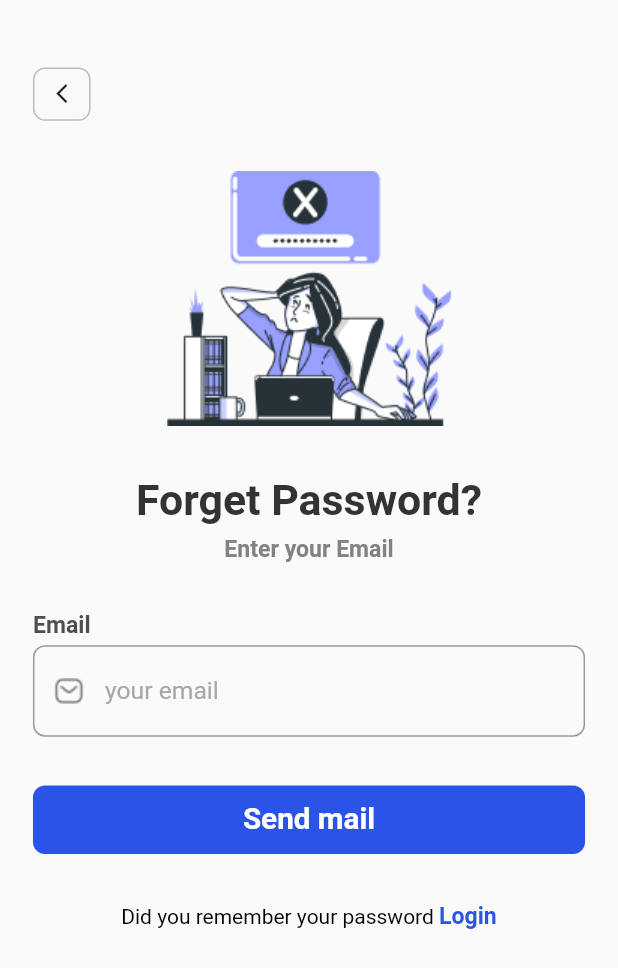
After one commit to DiaEddineMekharbeche/chiffa_control, a Flutter app: the ForgotPassword screen opened directly, on a phone screen of 412 x 824 dp. The commit adds this screen. Shown: the top 968 px of the screen. Run offline on Flutter 3.47's test engine with Material 2 defaults, Android fonts, the phone set to English and light mode, and no system bars; our stand-ins replace flutter_screenutil, get, jwt_decoder, shared_preferences; accounts and stored records are empty.

Commit message:
add reset password with otp code

```diff
--- a/lib/main.dart
+++ b/lib/main.dart
@@ -1,6 +1,8 @@
 import 'package:chiffa_control/pages/navigationbar.dart';
+import 'package:chiffa_control/translation.dart';
 import 'package:flutter/material.dart';
 import 'package:flutter_screenutil/flutter_screenutil.dart';
+import 'package:get/get.dart';
 import 'package:get/get_navigation/src/root/get_material_app.dart';
 import 'package:shared_preferences/shared_preferences.dart';
 import 'package:jwt_decoder/jwt_decoder.dart';
@@ -36,6 +38,10 @@ class MyApp extends StatelessWidget {
         designSize: const Size(375, 812),
         builder: (context, child) {
           return  GetMaterialApp(
+                translations: TranslationScript(),
+              debugShowCheckedModeBanner: false,
+              locale: Get.deviceLocale,
+              fallbackLocale: const Locale('en_US'),
             home: FutureBuilder(
                 future: checkToken(),
                 builder: (context, snapshot) {
--- a/lib/pages/Login/auth_button.dart
+++ b/lib/pages/Login/auth_button.dart
@@ -1,5 +1,6 @@
 import 'dart:ui';
 
+import 'package:chiffa_control/constants.dart';
 import 'package:flutter/material.dart';
 import 'package:flutter_screenutil/flutter_screenutil.dart';
 
@@ -12,10 +13,10 @@ class AuthButthon extends StatelessWidget {
   @override
   Widget build(BuildContext context) {
     return Container(
-      height: 45.h,
+      height: 50.h,
       width: MediaQuery.of(context).size.width,
       decoration: BoxDecoration(
-          borderRadius: BorderRadius.circular(8), color: const Color(0xff2954E7)),
+          borderRadius: BorderRadius.circular(8), color: primaryColorDeep),
       child: MaterialButton(
         onPressed: () {
           onClick();
--- /dev/null
+++ b/lib/pages/Login/forget_password.dart
@@ -0,0 +1,139 @@
+
+
+
+import 'package:chiffa_control/controllers/authController.dart';
+import 'package:chiffa_control/pages/Login/login_page.dart';
+import 'package:chiffa_control/pages/Login/otpCodeVerification.dart';
+import 'package:chiffa_control/pages/Login/signupTextField.dart';
+import 'package:flutter/gestures.dart';
+import 'package:flutter/material.dart';
+import 'package:flutter_screenutil/flutter_screenutil.dart';
+import 'package:get/get.dart';
+
+class ForgotPassword extends StatelessWidget {
+    ForgotPassword({Key? key}) : super(key: key);
+
+  final c = Get.put(AuthController());
+
+  final emailController = TextEditingController();
+
+  @override
+  Widget build(BuildContext context) {
+    return Scaffold(
+      body: SingleChildScrollView(
+        child: Form(
+          key: c.forgotPasswordFormKey,
+          child: Container(
+            height: MediaQuery.of(context).size.height,
+            padding: EdgeInsets.only(left: 20.w, right: 20.w, top: 45),
+            child:
+                Column(crossAxisAlignment: CrossAxisAlignment.start, children: [
+              Container(
+                height: 35.h,
+                width: 35.w,
+                decoration: BoxDecoration(
+                    color: const Color(0xf5f5f5f5).withOpacity(0.1),
+                    borderRadius: BorderRadius.circular(8),
+                    border:
+                        Border.all(color: const Color(0xffbdbdbd), width: 1.h)),
+                child: IconButton(
+                    icon: Icon(Icons.arrow_back_ios_new, size: 15.h),
+                    onPressed: (() => Get.back())),
+              ),
+              SizedBox(height: 33.h),
+              Center(
+                  child: Column(children: [
+                Image.asset(
+                  'assets/images/forgotpassword.png',
+                  alignment: Alignment.center,
+                ),
+                SizedBox(height: 32.h),
+                Text(
+                  'forgot_password'.tr,
+                  style: TextStyle(
+                      fontSize: 26.sp,
+                      fontWeight: FontWeight.w600,
+                      color: const Color(0xff333333),
+                      fontStyle: FontStyle.normal),
+                ),
+                SizedBox(height: 8.h),
+                Text('Enter your Email'.tr,
+                    textAlign: TextAlign.center,
+                    style: TextStyle(
+                        fontSize: 14.sp,
+                        fontWeight: FontWeight.w700,
+                        color: const Color(0xff828282))),
+              ])),
+              SizedBox(height: 32.h),
+              Text(
+                'Email'.tr,
+                style: TextStyle(
+                    fontSize: 14.sp,
+                    fontWeight: FontWeight.bold,
+                    fontStyle: FontStyle.normal,
+                    color: const Color(0xff4F4F4F)),
+              ),
+              SizedBox(height: 4.h),
+              SignUpTextField(
+                  title: 'your email'.tr,
+                  obscuredIcon: false,
+                  textFieldicon: Image.asset('assets/images/m.png'),
+                  textController: emailController,
+                  validatorFunction: (value) {
+                    return c.validateEmail(value);
+                  }),
+              SizedBox(height: 32.h),
+              Container(
+                height: 45.h,
+                width: MediaQuery.of(context).size.width,
+                decoration: BoxDecoration(
+                    borderRadius: BorderRadius.circular(8),
+                    color: const Color(0xff2954E7)),
+                child: MaterialButton(
+                  onPressed: () async {
+                    c.forgotPasswordEmail = emailController.text;
+                    // if (await c.postRestPass()) {
+                    //   Get.to(() => const OtpVerification());
+                    // }
+                    Get.to(() => const OtpVerification());
+                  },
+                  child: Text(
+                    'send_email'.tr,
+                    style: TextStyle(
+                        color: Colors.white,
+                        fontSize: 18.sp,
+                        fontWeight: FontWeight.bold),
+                  ),
+                ),
+              ),
+              SizedBox(height: 32.h),
+              Center(
+                child: RichText(
+                    text: TextSpan(
+                  children: [
+                    TextSpan(
+                        text: 'Did you remember your password '.tr,
+                        style:
+                            const TextStyle(fontSize: 14, color: Colors.black)),
+
+                    TextSpan(
+                        text: 'Login'.tr,
+                        style: TextStyle(
+                          fontSize: 14.sp,
+                          color: const Color(0xff2954E7),
+                          fontWeight: FontWeight.bold,
+                        ),
+                        recognizer: TapGestureRecognizer()
+                          ..onTap = () {
+                            Get.to(()=>LoginPage());
+                          }),
+                  ],
+                )),
+              ),
+            ]),
+          ),
+        ),
+      ),
+    );
+  }
+}
--- /dev/null
+++ b/lib/translation.dart
@@ -0,0 +1,29 @@
+
+import 'package:get/get.dart';
+
+class TranslationScript extends Translations {
+  @override
+
+  Map<String, Map<String, String>> get keys => {
+    'en_US':{
+         "welcome":"Welcome",
+         "your_email":" Your Email",
+         "password":"Password",
+         "forgot_password":"Forget Password?",
+         "sign_in":"Login",
+         "empty_field":"Empty Field",
+         "send_email":"Send mail"
+    },
+     'fr_FR':{
+      "send_email":"Envoyer email",
+         "welcome":"Bienvenue",
+         "your_email":" Votre Email",
+         "password":"Mot de passe",
+         "forgot_password":"Mot de passe oublié ?",
+         "sign_in":"Se connecter",
+         "empty_field":"Champ vide",
+    }
+  };
+
+
+}
```
Also changed, not shown: lib/controllers/authController.dart (+137 -1 lines), lib/pages/Login/login_page.dart (+9 -6 lines), lib/pages/Login/otpCodeVerification.dart (added, +132 -0 lines), lib/pages/Login/otpTextField.dart (added, +48 -0 lines), lib/pages/Login/reset_password_page.dart (added, +135 -0 lines), lib/respApi/resApi.dart (+58 -1 lines), assets/images/Icon.png (added), assets/images/forgotpassword.png (added), assets/images/newpass.png (added), assets/images/otp.png (added).
